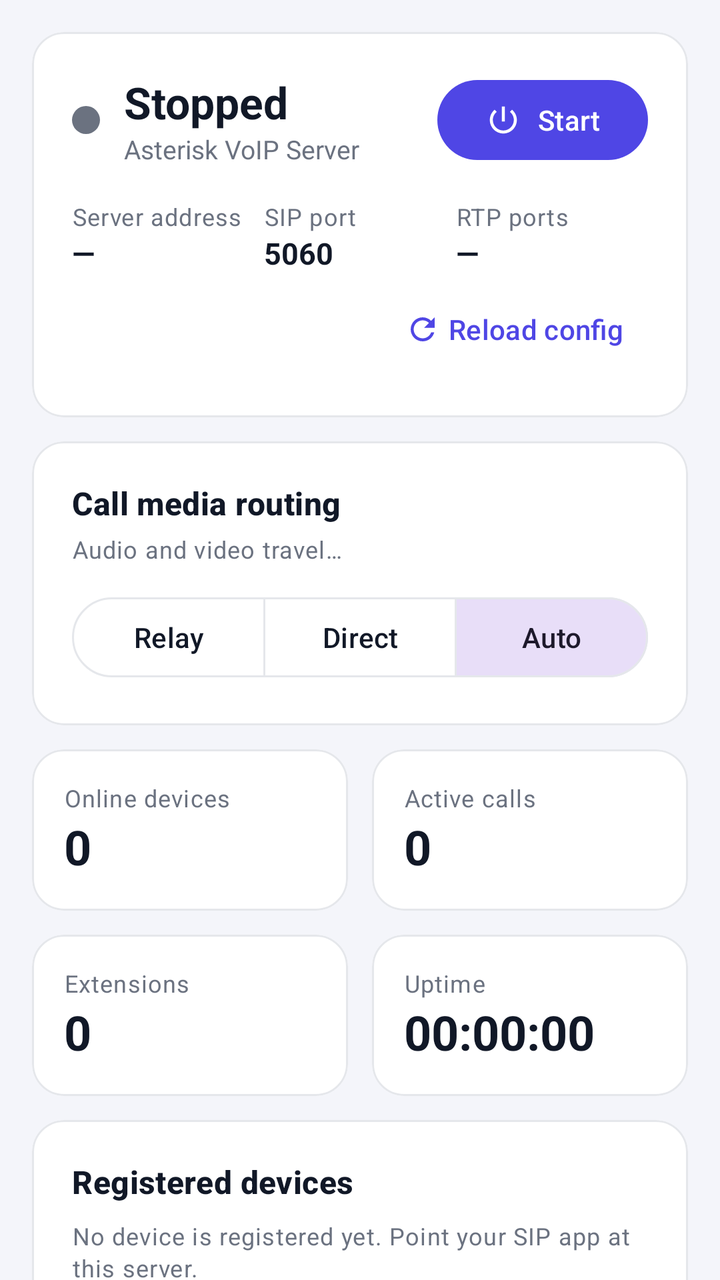
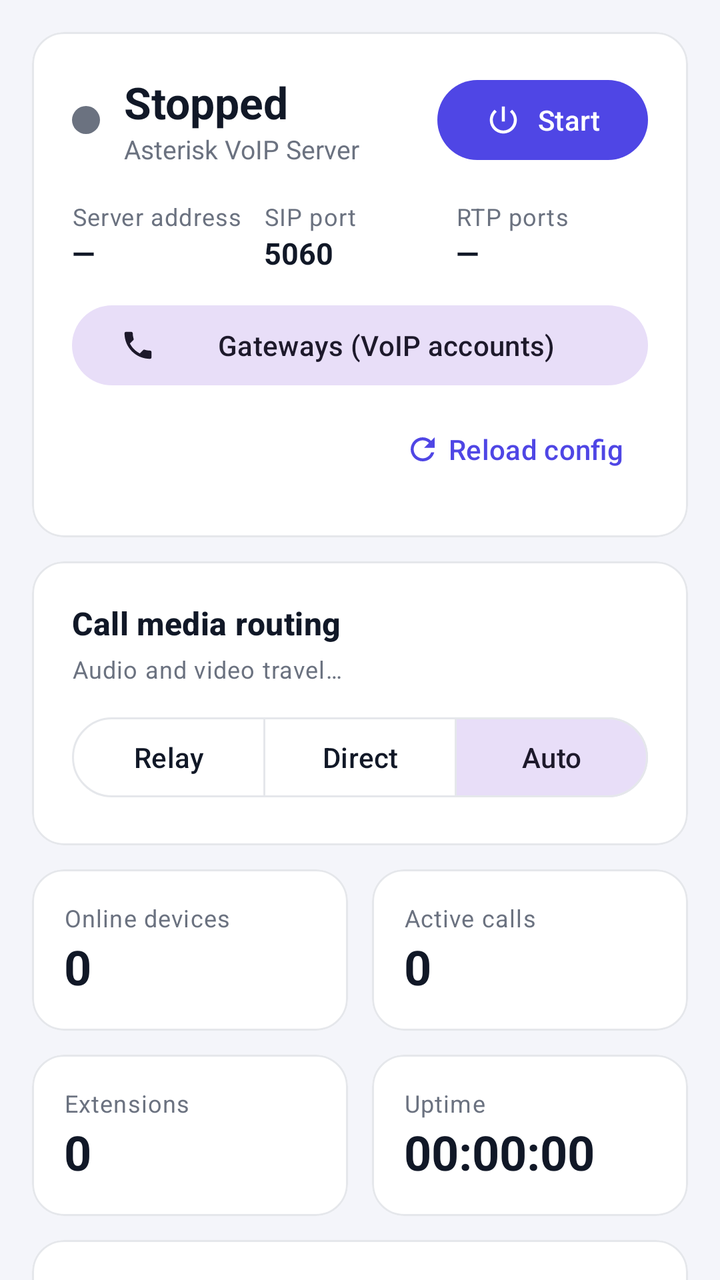

Compare the two renders of this Android layout. The source of the first and the diff that turns it into the second are given below.
<!-- AndroidManifest.xml: application theme Theme.Asterisk -->
<!-- res/layout/fragment_dashboard.xml -->
<?xml version="1.0" encoding="utf-8"?>
<androidx.core.widget.NestedScrollView xmlns:android="http://schemas.android.com/apk/res/android"
    xmlns:app="http://schemas.android.com/apk/res-auto"
    android:layout_width="match_parent"
    android:layout_height="match_parent"
    android:background="@color/surface_bg"
    android:clipToPadding="false"
    android:fillViewport="true">

    <LinearLayout
        android:layout_width="match_parent"
        android:layout_height="wrap_content"
        android:orientation="vertical"
        android:padding="16dp">

        
        <com.google.android.material.card.MaterialCardView
            android:id="@+id/card_hero"
            android:layout_width="match_parent"
            android:layout_height="wrap_content"
            android:layout_marginBottom="12dp">

            <LinearLayout
                android:layout_width="match_parent"
                android:layout_height="wrap_content"
                android:orientation="vertical"
                android:padding="20dp">

                <LinearLayout
                    android:layout_width="match_parent"
                    android:layout_height="wrap_content"
                    android:gravity="center_vertical"
                    android:orientation="horizontal">

                    <View
                        android:id="@+id/view_status_dot"
                        android:layout_width="14dp"
                        android:layout_height="14dp"
                        android:background="@drawable/bg_dot" />

                    <LinearLayout
                        android:layout_width="0dp"
                        android:layout_height="wrap_content"
                        android:layout_marginStart="12dp"
                        android:layout_weight="1"
                        android:orientation="vertical">

                        <TextView
                            android:id="@+id/tv_status"
                            android:layout_width="wrap_content"
                            android:layout_height="wrap_content"
                            android:text="Stopped"
                            android:textColor="@color/text_primary"
                            android:textSize="22sp"
                            android:textStyle="bold" />

                        <TextView
                            android:id="@+id/tv_status_sub"
                            android:layout_width="wrap_content"
                            android:layout_height="wrap_content"
                            android:text="Asterisk VoIP Server"
                            android:textColor="@color/text_secondary"
                            android:textSize="13sp" />
                    </LinearLayout>

                    <com.google.android.material.button.MaterialButton
                        android:id="@+id/btn_power"
                        android:layout_width="wrap_content"
                        android:layout_height="wrap_content"
                        android:text="Start"
                        app:icon="@drawable/ic_power" />
                </LinearLayout>

                <LinearLayout
                    android:layout_width="match_parent"
                    android:layout_height="wrap_content"
                    android:layout_marginTop="16dp"
                    android:orientation="horizontal">

                    <LinearLayout
                        android:layout_width="0dp"
                        android:layout_height="wrap_content"
                        android:layout_weight="1"
                        android:orientation="vertical">

                        <TextView
                            style="@style/TextAppearance.Asterisk.Caption"
                            android:layout_width="wrap_content"
                            android:layout_height="wrap_content"
                            android:text="Server address" />

                        <TextView
                            android:id="@+id/tv_bind_address"
                            android:layout_width="wrap_content"
                            android:layout_height="wrap_content"
                            android:text="—"
                            android:textColor="@color/text_primary"
                            android:textSize="15sp"
                            android:textStyle="bold" />
                    </LinearLayout>

                    <LinearLayout
                        android:layout_width="0dp"
                        android:layout_height="wrap_content"
                        android:layout_weight="1"
                        android:orientation="vertical">

                        <TextView
                            style="@style/TextAppearance.Asterisk.Caption"
                            android:layout_width="wrap_content"
                            android:layout_height="wrap_content"
                            android:text="SIP port" />

                        <TextView
                            android:id="@+id/tv_sip_port"
                            android:layout_width="wrap_content"
                            android:layout_height="wrap_content"
                            android:text="5060"
                            android:textColor="@color/text_primary"
                            android:textSize="15sp"
                            android:textStyle="bold" />
                    </LinearLayout>

                    <LinearLayout
                        android:layout_width="0dp"
                        android:layout_height="wrap_content"
                        android:layout_weight="1"
                        android:orientation="vertical">

                        <TextView
                            style="@style/TextAppearance.Asterisk.Caption"
                            android:layout_width="wrap_content"
                            android:layout_height="wrap_content"
                            android:text="RTP ports" />

                        <TextView
                            android:id="@+id/tv_rtp_range"
                            android:layout_width="wrap_content"
                            android:layout_height="wrap_content"
                            android:text="—"
                            android:textColor="@color/text_primary"
                            android:textSize="15sp"
                            android:textStyle="bold" />
                    </LinearLayout>
                </LinearLayout>

                <com.google.android.material.button.MaterialButton
                    android:id="@+id/btn_reload"
                    style="@style/Widget.Material3.Button.TextButton"
                    android:layout_width="wrap_content"
                    android:layout_height="wrap_content"
                    android:layout_gravity="end"
                    android:layout_marginTop="4dp"
                    android:text="Reload config"
                    app:icon="@drawable/ic_refresh" />
            </LinearLayout>
        </com.google.android.material.card.MaterialCardView>

        
        <com.google.android.material.card.MaterialCardView
            android:layout_width="match_parent"
            android:layout_height="wrap_content"
            android:layout_marginBottom="12dp">

            <LinearLayout
                android:layout_width="match_parent"
                android:layout_height="wrap_content"
                android:orientation="vertical"
                android:padding="20dp">

                <TextView
                    style="@style/TextAppearance.Asterisk.Section"
                    android:layout_width="wrap_content"
                    android:layout_height="wrap_content"
                    android:text="Call media routing" />

                <TextView
                    android:id="@+id/tv_media_mode_hint"
                    style="@style/TextAppearance.Asterisk.Caption"
                    android:layout_width="match_parent"
                    android:layout_height="wrap_content"
                    android:layout_marginTop="4dp"
                    android:text="Audio and video travel…" />

                <com.google.android.material.button.MaterialButtonToggleGroup
                    android:id="@+id/toggle_media_mode"
                    android:layout_width="match_parent"
                    android:layout_height="wrap_content"
                    android:layout_marginTop="12dp"
                    app:checkedButton="@+id/btn_mode_auto"
                    app:selectionRequired="true"
                    app:singleSelection="true">

                    <com.google.android.material.button.MaterialButton
                        android:id="@+id/btn_mode_relay"
                        style="@style/Widget.Material3.Button.OutlinedButton"
                        android:layout_width="0dp"
                        android:layout_height="wrap_content"
                        android:layout_weight="1"
                        android:text="Relay" />

                    <com.google.android.material.button.MaterialButton
                        android:id="@+id/btn_mode_direct"
                        style="@style/Widget.Material3.Button.OutlinedButton"
                        android:layout_width="0dp"
                        android:layout_height="wrap_content"
                        android:layout_weight="1"
                        android:text="Direct" />

                    <com.google.android.material.button.MaterialButton
                        android:id="@+id/btn_mode_auto"
                        style="@style/Widget.Material3.Button.OutlinedButton"
                        android:layout_width="0dp"
                        android:layout_height="wrap_content"
                        android:layout_weight="1"
                        android:text="Auto" />
                </com.google.android.material.button.MaterialButtonToggleGroup>
            </LinearLayout>
        </com.google.android.material.card.MaterialCardView>

        
        <LinearLayout
            android:layout_width="match_parent"
            android:layout_height="wrap_content"
            android:layout_marginBottom="12dp"
            android:orientation="horizontal">

            <com.google.android.material.card.MaterialCardView
                android:layout_width="0dp"
                android:layout_height="wrap_content"
                android:layout_marginEnd="6dp"
                android:layout_weight="1">

                <LinearLayout
                    android:layout_width="match_parent"
                    android:layout_height="wrap_content"
                    android:orientation="vertical"
                    android:padding="16dp">

                    <TextView
                        style="@style/TextAppearance.Asterisk.Caption"
                        android:layout_width="wrap_content"
                        android:layout_height="wrap_content"
                        android:text="Online devices" />

                    <TextView
                        android:id="@+id/tv_registered_peers"
                        style="@style/TextAppearance.Asterisk.Stat"
                        android:layout_width="wrap_content"
                        android:layout_height="wrap_content"
                        android:text="0" />
                </LinearLayout>
            </com.google.android.material.card.MaterialCardView>

            <com.google.android.material.card.MaterialCardView
                android:layout_width="0dp"
                android:layout_height="wrap_content"
                android:layout_marginStart="6dp"
                android:layout_weight="1">

                <LinearLayout
                    android:layout_width="match_parent"
                    android:layout_height="wrap_content"
                    android:orientation="vertical"
                    android:padding="16dp">

                    <TextView
                        style="@style/TextAppearance.Asterisk.Caption"
                        android:layout_width="wrap_content"
                        android:layout_height="wrap_content"
                        android:text="Active calls" />

                    <TextView
                        android:id="@+id/tv_active_calls"
                        style="@style/TextAppearance.Asterisk.Stat"
                        android:layout_width="wrap_content"
                        android:layout_height="wrap_content"
                        android:text="0" />
                </LinearLayout>
            </com.google.android.material.card.MaterialCardView>
        </LinearLayout>

        <LinearLayout
            android:layout_width="match_parent"
            android:layout_height="wrap_content"
            android:layout_marginBottom="12dp"
            android:orientation="horizontal">

            <com.google.android.material.card.MaterialCardView
                android:layout_width="0dp"
                android:layout_height="wrap_content"
                android:layout_marginEnd="6dp"
                android:layout_weight="1">

                <LinearLayout
                    android:layout_width="match_parent"
                    android:layout_height="wrap_content"
                    android:orientation="vertical"
                    android:padding="16dp">

                    <TextView
                        style="@style/TextAppearance.Asterisk.Caption"
                        android:layout_width="wrap_content"
                        android:layout_height="wrap_content"
                        android:text="Extensions" />

                    <TextView
                        android:id="@+id/tv_extensions"
                        style="@style/TextAppearance.Asterisk.Stat"
                        android:layout_width="wrap_content"
                        android:layout_height="wrap_content"
                        android:text="0" />
                </LinearLayout>
            </com.google.android.material.card.MaterialCardView>

            <com.google.android.material.card.MaterialCardView
                android:layout_width="0dp"
                android:layout_height="wrap_content"
                android:layout_marginStart="6dp"
                android:layout_weight="1">

                <LinearLayout
                    android:layout_width="match_parent"
                    android:layout_height="wrap_content"
                    android:orientation="vertical"
                    android:padding="16dp">

                    <TextView
                        style="@style/TextAppearance.Asterisk.Caption"
                        android:layout_width="wrap_content"
                        android:layout_height="wrap_content"
                        android:text="Uptime" />

                    <TextView
                        android:id="@+id/tv_uptime"
                        style="@style/TextAppearance.Asterisk.Stat"
                        android:layout_width="wrap_content"
                        android:layout_height="wrap_content"
                        android:text="00:00:00" />
                </LinearLayout>
            </com.google.android.material.card.MaterialCardView>
        </LinearLayout>

        
        <com.google.android.material.card.MaterialCardView
            android:layout_width="match_parent"
            android:layout_height="wrap_content"
            android:layout_marginBottom="12dp">

            <LinearLayout
                android:layout_width="match_parent"
                android:layout_height="wrap_content"
                android:orientation="vertical"
                android:padding="20dp">

                <TextView
                    style="@style/TextAppearance.Asterisk.Section"
                    android:layout_width="wrap_content"
                    android:layout_height="wrap_content"
                    android:text="Registered devices" />

                <TextView
                    android:id="@+id/tv_no_peers"
                    style="@style/TextAppearance.Asterisk.Caption"
                    android:layout_width="match_parent"
                    android:layout_height="wrap_content"
                    android:layout_marginTop="8dp"
                    android:text="No device is registered yet. Point your SIP app at this server." />

                <androidx.recyclerview.widget.RecyclerView
                    android:id="@+id/recycler_peers"
                    android:layout_width="match_parent"
                    android:layout_height="wrap_content"
                    android:nestedScrollingEnabled="false" />
            </LinearLayout>
        </com.google.android.material.card.MaterialCardView>

        
        <com.google.android.material.card.MaterialCardView
            android:layout_width="match_parent"
            android:layout_height="wrap_content"
            android:layout_marginBottom="12dp">

            <LinearLayout
                android:layout_width="match_parent"
                android:layout_height="wrap_content"
                android:orientation="vertical"
                android:padding="20dp">

                <TextView
                    style="@style/TextAppearance.Asterisk.Section"
                    android:layout_width="wrap_content"
                    android:layout_height="wrap_content"
                    android:text="Live calls" />

                <TextView
                    android:id="@+id/tv_no_calls"
                    style="@style/TextAppearance.Asterisk.Caption"
                    android:layout_width="match_parent"
                    android:layout_height="wrap_content"
                    android:layout_marginTop="8dp"
                    android:text="No call in progress." />

                <androidx.recyclerview.widget.RecyclerView
                    android:id="@+id/recycler_calls"
                    android:layout_width="match_parent"
                    android:layout_height="wrap_content"
                    android:nestedScrollingEnabled="false" />
            </LinearLayout>
        </com.google.android.material.card.MaterialCardView>

        
        <com.google.android.material.card.MaterialCardView
            android:layout_width="match_parent"
            android:layout_height="wrap_content"
            android:layout_marginBottom="12dp">

            <LinearLayout
                android:layout_width="match_parent"
                android:layout_height="wrap_content"
                android:orientation="vertical"
                android:padding="20dp">

                <TextView
                    style="@style/TextAppearance.Asterisk.Section"
                    android:layout_width="wrap_content"
                    android:layout_height="wrap_content"
                    android:text="Resources" />

                <LinearLayout
                    android:layout_width="match_parent"
                    android:layout_height="wrap_content"
                    android:layout_marginTop="12dp"
                    android:orientation="horizontal">

                    <TextView
                        style="@style/TextAppearance.Asterisk.Caption"
                        android:layout_width="0dp"
                        android:layout_height="wrap_content"
                        android:layout_weight="1"
                        android:text="CPU (this app)" />

                    <TextView
                        android:id="@+id/tv_cpu_usage"
                        android:layout_width="wrap_content"
                        android:layout_height="wrap_content"
                        android:text="0%"
                        android:textColor="@color/text_primary"
                        android:textStyle="bold" />
                </LinearLayout>

                <com.google.android.material.progressindicator.LinearProgressIndicator
                    android:id="@+id/progress_cpu"
                    android:layout_width="match_parent"
                    android:layout_height="wrap_content"
                    android:layout_marginTop="6dp"
                    app:trackCornerRadius="4dp"
                    app:trackThickness="8dp" />

                <LinearLayout
                    android:layout_width="match_parent"
                    android:layout_height="wrap_content"
                    android:layout_marginTop="14dp"
                    android:orientation="horizontal">

                    <TextView
                        style="@style/TextAppearance.Asterisk.Caption"
                        android:layout_width="0dp"
                        android:layout_height="wrap_content"
                        android:layout_weight="1"
                        android:text="Memory" />

                    <TextView
                        android:id="@+id/tv_memory_usage"
                        android:layout_width="wrap_content"
                        android:layout_height="wrap_content"
                        android:text="0%"
                        android:textColor="@color/text_primary"
                        android:textStyle="bold" />
                </LinearLayout>

                <com.google.android.material.progressindicator.LinearProgressIndicator
                    android:id="@+id/progress_memory"
                    android:layout_width="match_parent"
                    android:layout_height="wrap_content"
                    android:layout_marginTop="6dp"
                    app:trackCornerRadius="4dp"
                    app:trackThickness="8dp" />

                <LinearLayout
                    android:layout_width="match_parent"
                    android:layout_height="wrap_content"
                    android:layout_marginTop="14dp"
                    android:orientation="horizontal">

                    <TextView
                        style="@style/TextAppearance.Asterisk.Caption"
                        android:layout_width="0dp"
                        android:layout_height="wrap_content"
                        android:layout_weight="1"
                        android:text="Relayed media traffic" />

                    <TextView
                        android:id="@+id/tv_relay_rate"
                        android:layout_width="wrap_content"
                        android:layout_height="wrap_content"
                        android:text="0 kbps"
                        android:textColor="@color/text_primary"
                        android:textStyle="bold" />
                </LinearLayout>
            </LinearLayout>
        </com.google.android.material.card.MaterialCardView>

        
        <com.google.android.material.card.MaterialCardView
            android:id="@+id/card_battery"
            android:layout_width="match_parent"
            android:layout_height="wrap_content"
            android:layout_marginBottom="12dp"
            android:visibility="gone">

            <LinearLayout
                android:layout_width="match_parent"
                android:layout_height="wrap_content"
                android:orientation="vertical"
                android:padding="20dp">

                <TextView
                    style="@style/TextAppearance.Asterisk.Section"
                    android:layout_width="wrap_content"
                    android:layout_height="wrap_content"
                    android:text="Keep the server alive" />

                <TextView
                    style="@style/TextAppearance.Asterisk.Caption"
                    android:layout_width="match_parent"
                    android:layout_height="wrap_content"
                    android:layout_marginTop="4dp"
                    android:text="Android may pause battery-optimised apps in the background, which makes extensions drop off. Allow Asterisk to run unrestricted." />

                <com.google.android.material.button.MaterialButton
                    android:id="@+id/btn_battery"
                    style="@style/Widget.Material3.Button.TonalButton"
                    android:layout_width="wrap_content"
                    android:layout_height="wrap_content"
                    android:layout_marginTop="12dp"
                    android:text="Allow background activity" />
            </LinearLayout>
        </com.google.android.material.card.MaterialCardView>

    </LinearLayout>
</androidx.core.widget.NestedScrollView>
<!-- resources referenced by this layout -->
<resources>
  <color name="surface_bg">#F4F5FA</color>
  <color name="text_primary">#111827</color>
  <color name="text_secondary">#6B7280</color>
  <!-- drawable bg_dot (drawable) -->
  <?xml version="1.0" encoding="utf-8"?>
  <shape xmlns:android="http://schemas.android.com/apk/res/android" android:shape="oval">
      <solid android:color="@color/text_secondary" />
  </shape>
  <!-- drawable ic_power (drawable) -->
  <?xml version="1.0" encoding="utf-8"?>
  <vector xmlns:android="http://schemas.android.com/apk/res/android"
      android:width="24dp"
      android:height="24dp"
      android:viewportWidth="24"
      android:viewportHeight="24">
      <path
          android:fillColor="#000000"
          android:pathData="M13,3h-2v10h2V3zM17.83,5.17l-1.42,1.42C17.99,7.86 19,9.81 19,12c0,3.87 -3.13,7 -7,7s-7,-3.13 -7,-7c0,-2.19 1.01,-4.14 2.58,-5.42L6.17,5.17C4.23,6.82 3,9.26 3,12c0,4.97 4.03,9 9,9s9,-4.03 9,-9c0,-2.74 -1.23,-5.18 -3.17,-6.83z" />
  </vector>
  <!-- drawable ic_refresh (drawable) -->
  <?xml version="1.0" encoding="utf-8"?>
  <vector xmlns:android="http://schemas.android.com/apk/res/android"
      android:width="24dp"
      android:height="24dp"
      android:viewportWidth="24"
      android:viewportHeight="24">
      <path
          android:fillColor="#000000"
          android:pathData="M17.65,6.35C16.2,4.9 14.21,4 12,4c-4.42,0 -7.99,3.58 -7.99,8s3.57,8 7.99,8c3.73,0 6.84,-2.55 7.73,-6h-2.08c-0.82,2.33 -3.04,4 -5.65,4 -3.31,0 -6,-2.69 -6,-6s2.69,-6 6,-6c1.66,0 3.14,0.69 4.22,1.78L13,11h7V4l-2.35,2.35z" />
  </vector>
  <style name="TextAppearance.Asterisk.Caption" parent="TextAppearance.Material3.BodySmall">
          <item name="android:textColor">@color/text_secondary</item>
      </style>
  <style name="TextAppearance.Asterisk.Section" parent="TextAppearance.Material3.TitleMedium">
          <item name="android:textStyle">bold</item>
          <item name="android:textColor">@color/text_primary</item>
      </style>
  <style name="TextAppearance.Asterisk.Stat" parent="TextAppearance.Material3.HeadlineSmall">
          <item name="android:textStyle">bold</item>
          <item name="android:textColor">@color/text_primary</item>
      </style>
  <color name="primary">#4F46E5</color>
  <color name="primary_dark">#3730A3</color>
  <color name="accent">#0EA5E9</color>
  <color name="white">#FFFFFF</color>
  <color name="primary_container">#E0E7FF</color>
  <color name="on_primary_container">#1E1B4B</color>
  <color name="card_bg">#FFFFFF</color>
  <color name="divider">#E5E7EB</color>
  <color name="red">#DC2626</color>
  <style name="Widget.Asterisk.Card" parent="Widget.Material3.CardView.Filled">
          <item name="cardBackgroundColor">@color/card_bg</item>
          <item name="cardCornerRadius">16dp</item>
          <item name="cardElevation">0dp</item>
          <item name="strokeColor">@color/divider</item>
          <item name="strokeWidth">1dp</item>
      </style>
  <style name="Widget.Asterisk.BottomNav" parent="Widget.Material3.BottomNavigationView">
          <item name="backgroundTint">@color/card_bg</item>
          <item name="itemActiveIndicatorStyle">@style/Widget.Asterisk.NavIndicator</item>
      </style>
  <style name="Widget.Asterisk.NavIndicator" parent="Widget.Material3.BottomNavigationView.ActiveIndicator">
          <item name="android:color">@color/primary_container</item>
      </style>
  <!-- unchanged entries left out for length: 1 -->
</resources>

<!-- the commit's change to res/layout/fragment_dashboard.xml (unified diff, before → after) -->
@@ -145,6 +145,15 @@
                 </LinearLayout>
 
                 <com.google.android.material.button.MaterialButton
+                    android:id="@+id/btn_gateways"
+                    style="@style/Widget.Material3.Button.TonalButton"
+                    android:layout_width="match_parent"
+                    android:layout_height="wrap_content"
+                    android:layout_marginTop="12dp"
+                    android:text="Gateways (VoIP accounts)"
+                    app:icon="@drawable/ic_phone" />
+
+                <com.google.android.material.button.MaterialButton
                     android:id="@+id/btn_reload"
                     style="@style/Widget.Material3.Button.TextButton"
                     android:layout_width="wrap_content"
<!-- resource entries referenced after the edit -->
@@ -8,6 +8,12 @@
   <shape xmlns:android="http://schemas.android.com/apk/res/android" android:shape="oval">
       <solid android:color="@color/text_secondary" />
   </shape>
+  <!-- drawable ic_phone (drawable) -->
+  <?xml version="1.0" encoding="utf-8"?>
+  <vector xmlns:android="http://schemas.android.com/apk/res/android"
+      android:width="24dp" android:height="24dp" android:viewportWidth="24" android:viewportHeight="24">
+      <path android:fillColor="#000000" android:pathData="M6.62,10.79c1.44,2.83 3.76,5.14 6.59,6.59l2.2,-2.2c0.27,-0.27 0.67,-0.36 1.02,-0.24 1.12,0.37 2.33,0.57 3.57,0.57 0.55,0 1,0.45 1,1V20c0,0.55 -0.45,1 -1,1 -9.39,0 -17,-7.61 -17,-17 0,-0.55 0.45,-1 1,-1h3.5c0.55,0 1,0.45 1,1 0,1.25 0.2,2.45 0.57,3.57 0.11,0.35 0.03,0.74 -0.25,1.02l-2.2,2.2z"/>
+  </vector>
   <!-- drawable ic_power (drawable) -->
   <?xml version="1.0" encoding="utf-8"?>
   <vector xmlns:android="http://schemas.android.com/apk/res/android"
